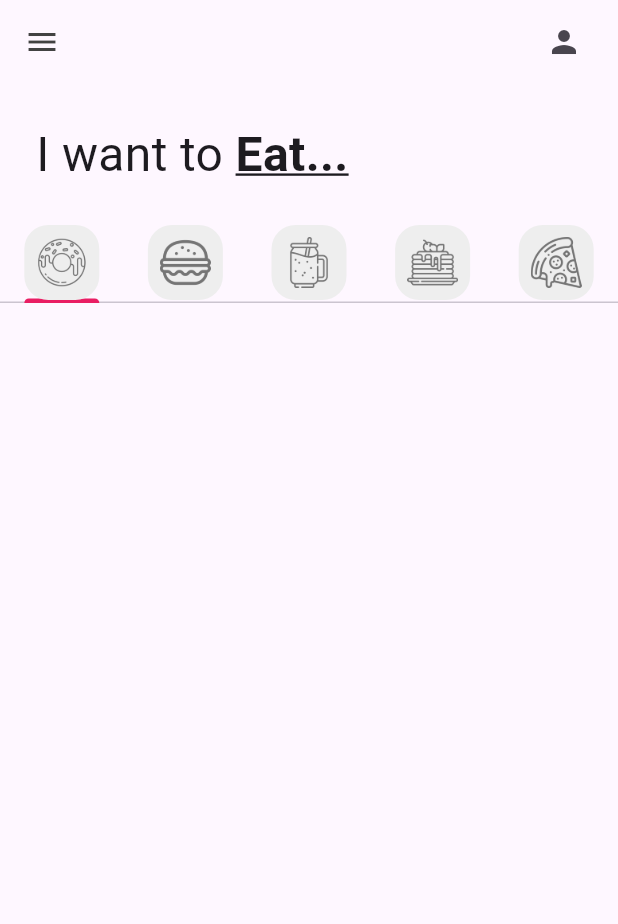
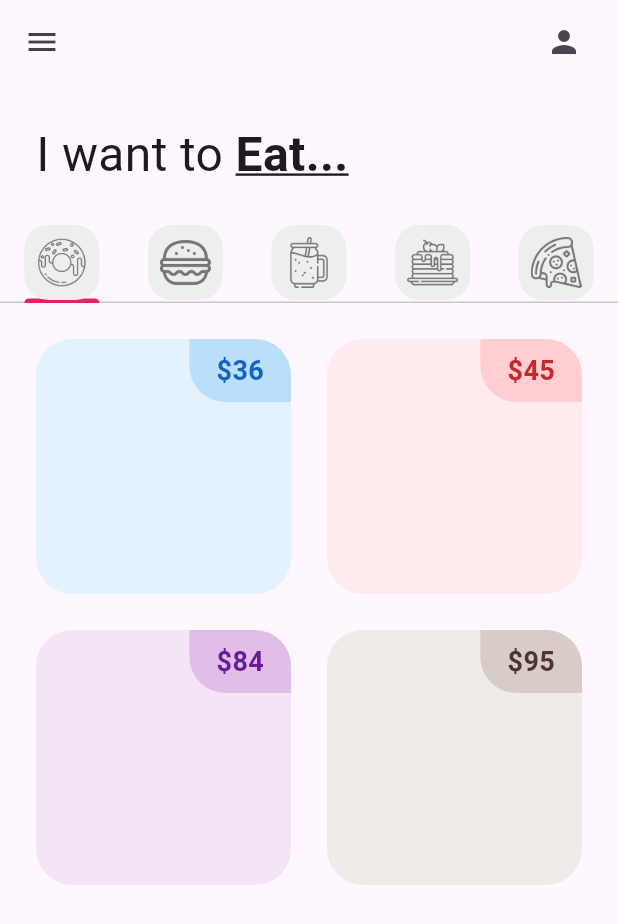
Before and after one commit to emilianoperez7/donut_app_4sa, a Flutter app: the screen it shows after launch, on a phone screen of 412 x 824 dp. Shown: the top 924 px of the screen. Run offline on Flutter 3.47's test engine with Material 3 defaults, Android fonts, the phone set to English and light mode, and no system bars.

Commit message:
Starting DonutTile

```diff
--- a/lib/tabs/donut_tab.dart
+++ b/lib/tabs/donut_tab.dart
@@ -1,7 +1,17 @@
+import 'package:donut_app_4sa/utils/donut_tile.dart';
 import 'package:flutter/material.dart';
 
 class DonutTab extends StatelessWidget {
-  const DonutTab({super.key});
+  //list of donuts
+  final List donutsOnSale = [
+    // [ donutFlavor, donutPrice, donutColor, imageName ]
+    ["Ice Cream", "36", Colors.blue, "lib/images/icecream_donut.png"],
+    ["Strawberry", "45", Colors.red, "lib/images/strawberry_donut.png"],
+    ["Grape Ape", "84", Colors.purple, "lib/images/grape_donut.png"],
+    ["Choco", "95", Colors.brown, "lib/images/chocolate_donut.png"],
+  ];
+
+  DonutTab({super.key});
 
   @override
   Widget build(BuildContext context) {
@@ -15,7 +25,12 @@
       padding: const EdgeInsets.all(12),
       //¿Qué elemento se construirá?
       itemBuilder: (context, index) {
-        return;
+        return DonutTile(
+          donutFlavor: donutsOnSale[index][0],
+          donutPrice: donutsOnSale[index][1],
+          donutColor: donutsOnSale[index][2],
+          imageName: donutsOnSale[index][3],
+        );
       },
     );
   }
--- /dev/null
+++ b/lib/utils/donut_tile.dart
@@ -0,0 +1,56 @@
+import 'package:flutter/material.dart';
+
+class DonutTile extends StatelessWidget {
+  final String donutFlavor;
+  final String donutPrice;
+  //dyanamic porque será de tipo color
+  final dynamic donutColor;
+  final String imageName;
+
+  const DonutTile(
+      {super.key,
+      required this.donutFlavor,
+      required this.donutPrice,
+      required this.donutColor,
+      required this.imageName});
+
+  @override
+  Widget build(BuildContext context) {
+    return Padding(
+      padding: const EdgeInsets.all(12.0),
+      child: Container(
+          //color: donutColor[50],
+          decoration: BoxDecoration(
+            color: donutColor[50],
+            //Esquinas redondeadas
+            borderRadius: BorderRadius.circular(24),
+          ),
+          child: Column(
+            children: [
+              Row(
+                mainAxisAlignment: MainAxisAlignment.end,
+                children: [
+                  Container(
+                    decoration: BoxDecoration(
+                      color: donutColor[100],
+                      borderRadius: BorderRadius.only(
+                          bottomLeft: Radius.circular(24),
+                          topRight: Radius.circular(24)),
+                    ),
+                    padding:
+                        const EdgeInsets.symmetric(vertical: 8, horizontal: 18),
+                    child: Text(
+                      '\$$donutPrice',
+                      style: TextStyle(
+                          fontWeight: FontWeight.bold,
+                          fontSize: 18,
+                          color: donutColor[800]),
+                    ),
+                  )
+                ],
+              )
+            ],
+          )),
+    );
+  }
+}
```
